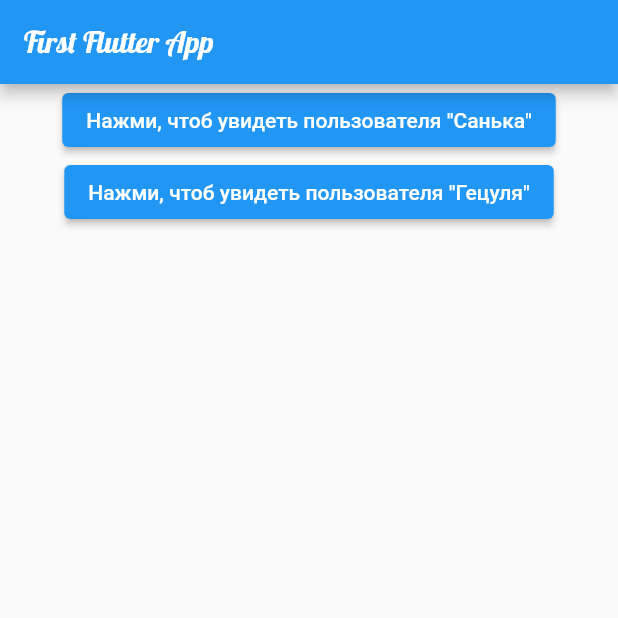
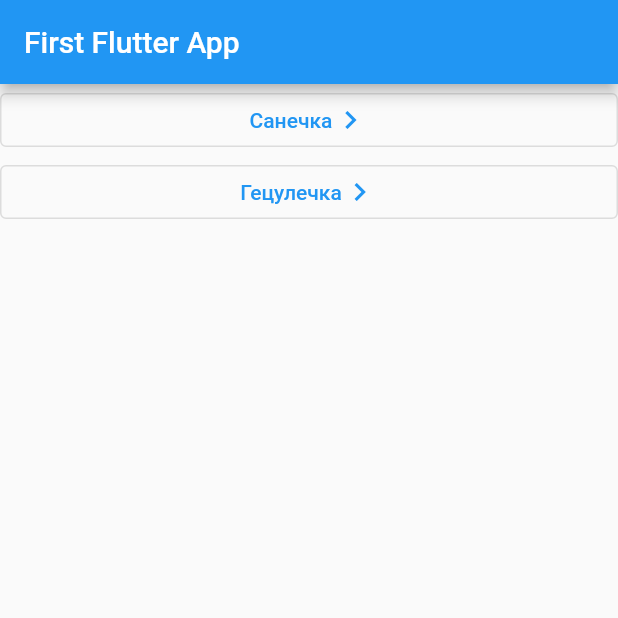
Before and after one commit to tori-getz/first-flutter-app, a Flutter app: the screen it shows after launch, on a phone screen of 412 x 824 dp, the top half of it. Run offline on Flutter 3.47's test engine with Material 2 defaults, Android fonts, the phone set to English and light mode, and no system bars.

Commit message:
refactor app structure

```diff
--- /dev/null
+++ b/lib/data/users.dart
@@ -0,0 +1,6 @@
+import 'package:flutter_first_app/models/user_model.dart';
+
+List<User> users = [
+  User(image: 'assets/images/pz.jpg', name: 'Санечка'),
+  User(image: 'assets/images/tz.jpg', name: 'Гецулечка'),
+];
--- a/lib/main.dart
+++ b/lib/main.dart
@@ -1,44 +1,19 @@
 import 'package:flutter/material.dart';
-import 'package:flutter_first_app/second_page.dart';
-import 'package:flutter_first_app/user_model.dart';
+import 'package:flutter_first_app/models/user_model.dart';
+import 'package:flutter_first_app/pages/home_page.dart';
+import 'package:flutter_first_app/pages/user_page.dart';
 
 void main() {
   runApp(MaterialApp(
-    home: MyFirstApp(),
+    home: HomePage(),
+    onGenerateRoute: (settings) {
+      switch (settings.name) {
+        case '/home':
+          return MaterialPageRoute(builder: (context) => const HomePage());
+        case '/user':
+          User user = settings.arguments as User;
+          return MaterialPageRoute(builder: (context) => UserPage(user: user));
+      }
+    },
   ));
 }
-
-class MyFirstApp extends StatelessWidget {
-  const MyFirstApp({super.key});
-
-  Widget _userButton(BuildContext context, {required User user}) {
-    return ElevatedButton(
-      onPressed: () {
-        Route route =
-            MaterialPageRoute(builder: (context) => SecondPage(user: user));
-        Navigator.push(context, route);
-      },
-      child: Text('Нажми, чтоб увидеть пользователя "${user.name}"'),
-    );
-  }
-
-  @override
-  Widget build(BuildContext context) {
-    return Scaffold(
-        appBar: AppBar(
-          title: const Text(
-            'First Flutter App',
-            style: TextStyle(fontFamily: 'Lobster'),
-          ),
-        ),
-        body: Center(
-            child: Column(
-          children: [
-            _userButton(context,
-                user: User(image: 'assets/images/pz.jpg', name: 'Санька')),
-            _userButton(context,
-                user: User(image: 'assets/images/tz.jpeg', name: 'Гецуля'))
-          ],
-        )));
-  }
-}
--- /dev/null
+++ b/lib/pages/home_page.dart
@@ -0,0 +1,37 @@
+import 'package:flutter/material.dart';
+import 'package:flutter_first_app/data/users.dart';
+import 'package:flutter_first_app/models/user_model.dart';
+import 'package:flutter_first_app/widgets/user_button.dart';
+
+class HomePage extends StatelessWidget {
+  const HomePage({super.key});
+
+  List<Widget> _getUsersList(BuildContext context) {
+    List<Widget> list = [];
+
+    for (User user in users) {
+      list.add(UserButton(
+        user: user,
+        onPressed: () {
+          Navigator.pushNamed(context, '/user', arguments: user);
+        },
+      ));
+    }
+
+    return list;
+  }
+
+  @override
+  Widget build(BuildContext context) {
+    return Scaffold(
+        appBar: AppBar(
+          title: const Text(
+            'First Flutter App',
+          ),
+        ),
+        body: Center(
+            child: Column(
+          children: _getUsersList(context),
+        )));
+  }
+}
--- a/lib/second_page.dart
+++ /dev/null
@@ -1,35 +0,0 @@
-import 'package:flutter/material.dart';
-import 'package:flutter_first_app/user_model.dart';
-
-class SecondPage extends StatelessWidget {
-  final User user;
-
-  const SecondPage({super.key, required this.user});
-
-  @override
-  Widget build(BuildContext ctx) {
-    return MaterialApp(
-      home: Scaffold(
-        appBar: AppBar(
-          title: const Text(
-            'User info',
-            style: TextStyle(fontFamily: 'Lobster'),
-          ),
-        ),
-        body: Container(
-          margin: const EdgeInsets.all(10),
-          alignment: Alignment.topCenter,
-          child: Column(
-            mainAxisAlignment: MainAxisAlignment.center,
-            children: [
-              Image(
-                image: AssetImage(user.image),
-              ),
-              Text(user.name),
-            ],
-          ),
-        ),
-      ),
-    );
-  }
-}
--- /dev/null
+++ b/lib/widgets/user_button.dart
@@ -0,0 +1,23 @@
+import 'package:flutter/material.dart';
+import 'package:flutter_first_app/models/user_model.dart';
+
+class UserButton extends StatelessWidget {
+  final VoidCallback onPressed;
+  final User user;
+
+  const UserButton({super.key, required this.onPressed, required this.user});
+
+  @override
+  Widget build(BuildContext context) {
+    return OutlinedButton(
+      onPressed: onPressed,
+      child: Row(
+        mainAxisAlignment: MainAxisAlignment.center,
+        children: [
+          Text(user.name),
+          const Icon(Icons.keyboard_arrow_right),
+        ],
+      ),
+    );
+  }
+}
--- a/pubspec.yaml
+++ b/pubspec.yaml
@@ -62,7 +62,7 @@ flutter:
   # To add assets to your application, add an assets section, like this:
   assets:
     - assets/images/pz.jpg
-    - assets/images/tz.jpeg
+    - assets/images/tz.jpg
 
   # An image asset can refer to one or more resolution-specific "variants", see
   # https://flutter.dev/assets-and-images/#resolution-aware
```
Also changed, not shown: lib/pages/user_page.dart (added, +43 -0 lines), assets/images/tz.jpeg (deleted), assets/images/tz.jpg (added), lib/models/user_model.dart (renamed from lib/user_model.dart).
